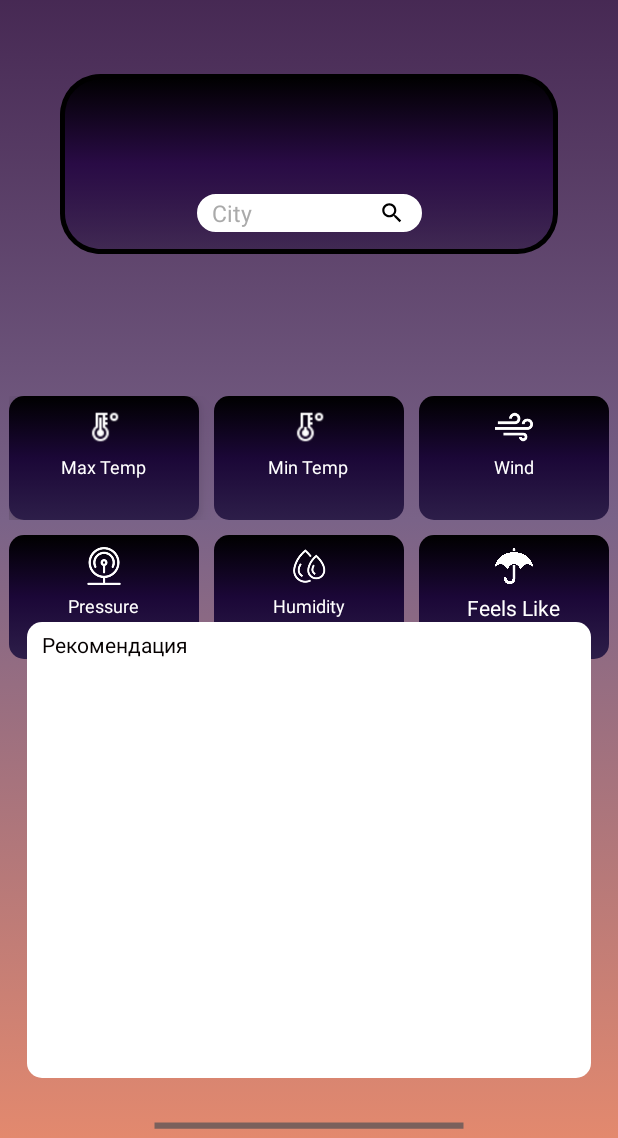
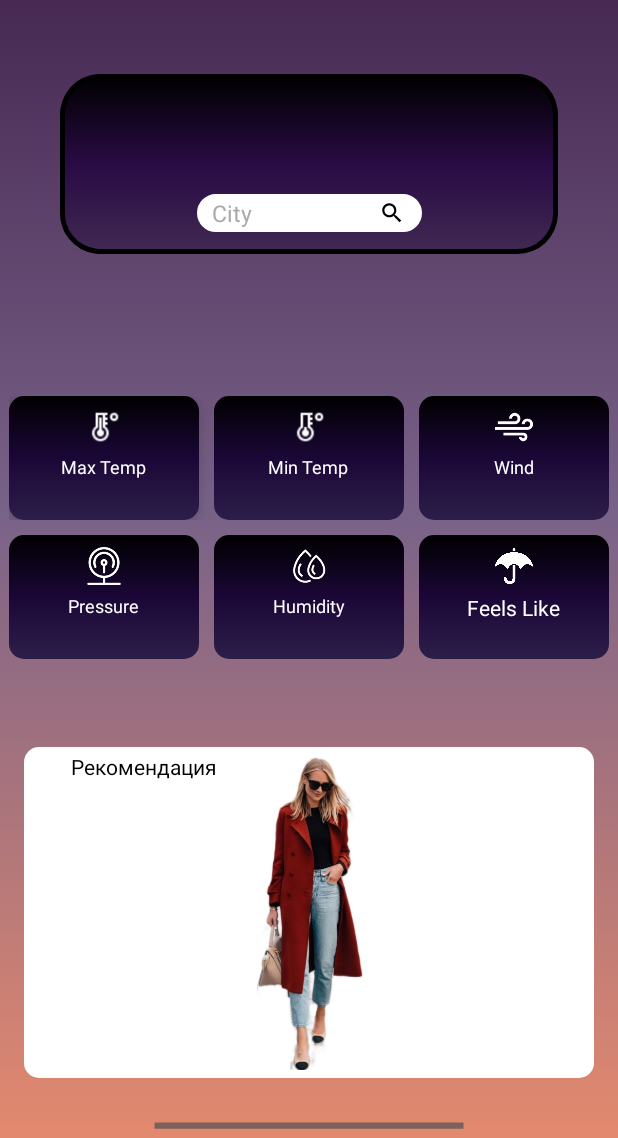
Before and after one commit to ThomasMSHKV/Umbrella, an Android app: the fragment FirstFragment shown on its own in the app's theme, on a phone screen of 412 x 824 dp, the part 98-1236 px from its top. Run offline under Robolectric (Android 15) with nearby library versions, the light colour scheme and no system bars.

Commit message:
It turned out to display IMAGES

```diff
--- a/app/src/main/java/com/example/umbrella/fragments/FirstFragment.kt
+++ b/app/src/main/java/com/example/umbrella/fragments/FirstFragment.kt
@@ -1,9 +1,11 @@
 package com.example.umbrella.fragments
 
-import android.annotation.SuppressLint import android.os.Bundle
+import android.annotation.SuppressLint
+import android.os.Bundle
 import android.util.Log
 import android.view.*
 import android.widget.ViewFlipper
+import androidx.core.view.get
 import androidx.fragment.app.Fragment
 import com.example.umbrella.R
 import com.example.umbrella.data.WeatherData
@@ -15,13 +17,18 @@ import kotlinx.android.synthetic.main.fragment_first.view.*
 import kotlinx.coroutines.*
 
 
-
 class FirstFragment : Fragment(), CoroutineScope {
     override val coroutineContext = Dispatchers.Main
     val repository = WeatherRepository()
-    lateinit var shodaTime: ShodaTime
+
+    var shodaTime: ShodaTime? = null
     var condition = 0
     lateinit var viewflipper: ViewFlipper
+
+    val winter = listOf(R.drawable.winter1, R.drawable.winter2, R.drawable.winter3, R.drawable.winter4)
+    val spring = listOf(R.drawable.spring1, R.drawable.spring2, R.drawable.spring3, R.drawable.spring4)
+    val summer = listOf(R.drawable.summer1, R.drawable.summer2, R.drawable.summer3, R.drawable.summer4)
+    val fall = listOf(R.drawable.fall1, R.drawable.fall2, R.drawable.fall3, R.drawable.fall4)
 
 
     override fun onCreateView(
@@ -38,6 +45,7 @@ class FirstFragment : Fragment(), CoroutineScope {
         val bottomsheetFragment = BottomSheet_Fragment()
         getWeather()
         chooserWeather()
+        viewFlipper()
         viewflipper = requireActivity().findViewById(R.id.view_Flipper)
 
         BottomSheetBehavior.STATE_COLLAPSED
@@ -68,6 +76,7 @@ class FirstFragment : Fragment(), CoroutineScope {
                     ?.commit()
 
         }
+
     }
 
 
@@ -83,37 +92,63 @@ class FirstFragment : Fragment(), CoroutineScope {
         wind.text = data.wind.speed.toString()
 
         condition = data.main.feels_like.toInt()
+        viewFlipper()
 
-        viewFlipper(shodaTime)
+
 
     }
 
 
-    private fun chooserWeather(): ShodaTime {
-        Log.d("MAIN","NOT ERROR1")
+     fun chooserWeather(): ShodaTime {
+        Log.d("MAIN", "NOT ERROR1")
         when (condition) {
-            in 0 downTo  -5 -> return ShodaTime.FALL
+            in 0 downTo -5 -> return ShodaTime.FALL
             in -6 downTo -40 -> return ShodaTime.WINTER
             in 1..10 -> return ShodaTime.SPRING
             in 11..70 -> return ShodaTime.SUMMER
+
         }
         return ShodaTime.WINTER
 
     }
 
-     fun viewFlipper(value: ShodaTime)  {
+    private fun viewFlipper(){
         launch(Dispatchers.Main) {
             Log.d("MAIN", "NOT ERROR3")
 
+            viewflipper.startFlipping()
             viewflipper.flipInterval = 2000
             viewflipper.isAutoStart = true
-            viewflipper.showNext()
+            chooserWeather().images().get(0).let { viewflipper.imageOne.setImageResource(it) }
+            chooserWeather().images().get(1).let { viewflipper.imageTwo.setImageResource(it) }
+            chooserWeather().images().get(2).let { viewflipper.imageThree.setImageResource(it) }
+            chooserWeather().images().get(3).let { viewflipper.imageFour.setImageResource(it) }
 
 
-            value.images().get(0).let { viewflipper.imageOne.setImageResource(it) }
-            value.images().get(1).let { viewflipper.imageTwo.setImageResource(it) }
-            value.images().get(2).let { viewflipper.imageThree.setImageResource(it) }
-            value.images().get(3).let { viewflipper.imageFour.setImageResource(it) }
+//            fall.get(0).let { viewflipper.imageOne.setImageResource(it) }
+//            fall.get(1).let { viewflipper.imageTwo.setImageResource(it) }
+//            fall.get(2).let { viewflipper.imageThree.setImageResource(it) }
+//            fall.get(3).let { viewflipper.imageFour.setImageResource(it) }
+//
+//            spring.get(0).let { viewflipper.imageOne.setImageResource(it) }
+//            spring.get(1).let { viewflipper.imageTwo.setImageResource(it) }
+//            spring.get(2).let { viewflipper.imageThree.setImageResource(it) }
+//            spring.get(3).let { viewflipper.imageFour.setImageResource(it) }
+//
+//            winter.get(0).let { viewflipper.imageOne.setImageResource(it) }
+//            winter.get(1).let { viewflipper.imageTwo.setImageResource(it) }
+//            winter.get(2).let { viewflipper.imageThree.setImageResource(it) }
+//            winter.get(3).let { viewflipper.imageFour.setImageResource(it) }
+//
+//            summer.get(0).let { viewflipper.imageOne.setImageResource(it) }
+//            summer.get(1).let { viewflipper.imageTwo.setImageResource(it) }
+//            summer.get(2).let { viewflipper.imageThree.setImageResource(it) }
+//            summer.get(3).let { viewflipper.imageFour.setImageResource(it) }
+
+            shodaTime?.images()?.get(0)?.let { viewflipper.imageOne.setImageResource(it) }
+            shodaTime?.images()?.get(1)?.let { viewflipper.imageTwo.setImageResource(it) }
+            shodaTime?.images()?.get(2)?.let { viewflipper.imageThree.setImageResource(it) }
+            shodaTime?.images()?.get(3)?.let { viewflipper.imageFour.setImageResource(it) }
 
         }
 
--- a/app/src/main/res/layout/fragment_first.xml
+++ b/app/src/main/res/layout/fragment_first.xml
@@ -72,6 +72,7 @@
         tools:ignore="MissingConstraints" />
 
 
+
     <Button
         android:id="@+id/btnCity"
         android:layout_width="17dp"
@@ -86,6 +87,7 @@
         app:layout_constraintStart_toStartOf="@id/searchCity"
         app:layout_constraintTop_toTopOf="@id/searchCity" />
 
+
     <TextView
         android:id="@+id/description"
         android:layout_width="wrap_content"
@@ -99,6 +101,7 @@
         app:layout_constraintTop_toBottomOf="@id/searchCity"
         tools:ignore="MissingConstraints"
         tools:text="@string/description" />
+
 
 
     <LinearLayout
@@ -377,7 +380,6 @@
     </LinearLayout>
 
 
-
     <Button
         android:id="@+id/info_button"
         android:layout_width="35dp"
@@ -393,53 +395,74 @@
         android:text="Рекомендация"
         android:textColor="@color/black"
         android:elevation="1dp"
-        android:layout_marginTop="5dp"
-        android:layout_marginStart="10dp"
+        android:layout_marginEnd="250dp"
+        android:layout_marginBottom="195dp"
+        android:layout_marginStart="30dp"
         app:layout_constraintStart_toStartOf="@id/view_Flipper"
-        app:layout_constraintTop_toTopOf="@id/view_Flipper" />
+        app:layout_constraintTop_toTopOf="@id/view_Flipper"
+        app:layout_constraintBottom_toBottomOf="@id/view_Flipper"
+        app:layout_constraintEnd_toEndOf="@id/view_Flipper"/>
 
     <ViewFlipper
         android:id="@+id/view_Flipper"
         android:layout_width="match_parent"
-        android:layout_height="match_parent"
-        android:layout_marginTop="480dp"
-        android:layout_marginBottom="40dp"
-        android:padding="100dp"
-        android:layout_marginStart="18dp"
-        android:layout_marginEnd="18dp"
+        android:layout_height="wrap_content"
+        android:layout_marginStart="16dp"
+        android:layout_marginTop="32dp"
+        android:layout_marginEnd="16dp"
         android:autoStart="true"
+        android:background="@drawable/bg_rounded_corner"
+        android:clickable="true"
         android:flipInterval="2000"
-        android:background="@drawable/bg_rounded_corner"
+        android:focusable="true"
         android:inAnimation="@anim/flipin"
         android:outAnimation="@anim/flipout"
         app:layout_behavior="@string/appbar_scrolling_view_behavior"
-        android:clickable="true"
-        android:focusableInTouchMode="true"
-        android:focusable="true"
         app:layout_constraintBottom_toBottomOf="parent"
         app:layout_constraintEnd_toEndOf="parent"
         app:layout_constraintStart_toStartOf="parent"
-        app:layout_constraintTop_toTopOf="parent">
+        app:layout_constraintTop_toTopOf="parent"
+        app:layout_constraintVertical_bias="0.93">
+
 
         <ImageView
             android:id="@+id/imageOne"
             android:layout_width="match_parent"
-            android:layout_height="match_parent"/>
+            android:layout_height="210dp"
+            android:layout_marginBottom="5dp"
+            android:layout_marginTop="5dp"
+            android:layout_marginStart="5dp"
+            android:layout_marginEnd="5dp"
+            />
 
         <ImageView
             android:id="@+id/imageTwo"
             android:layout_width="match_parent"
-            android:layout_height="match_parent"/>
+            android:layout_height="210dp"
+            android:layout_marginTop="5dp"
+            android:layout_marginStart="5dp"
+            android:layout_marginBottom="5dp"
+            android:layout_marginEnd="5dp"
+            />
 
         <ImageView
             android:id="@+id/imageThree"
             android:layout_width="match_parent"
-            android:layout_height="match_parent"/>
+            android:layout_height="210dp"
+            android:layout_marginTop="5dp"
+            android:layout_marginStart="5dp"
+            android:layout_marginBottom="5dp"
+            android:layout_marginEnd="5dp"/>
 
         <ImageView
             android:id="@+id/imageFour"
             android:layout_width="match_parent"
-            android:layout_height="match_parent"/>
+            android:layout_height="210dp"
+            android:layout_marginStart="2dp"
+            android:layout_marginEnd="5dp"
+
+            android:layout_marginTop="5dp"/>
+
 
     </ViewFlipper>
 
```
Lines whose indentation alone changed are shown as unchanged.
